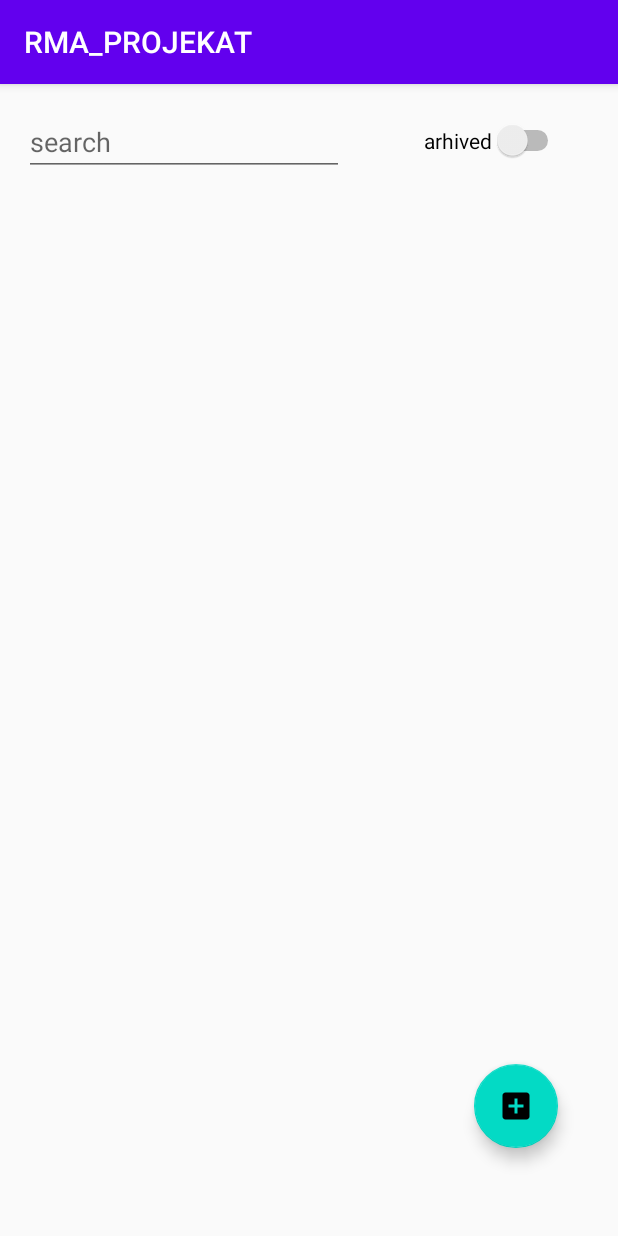
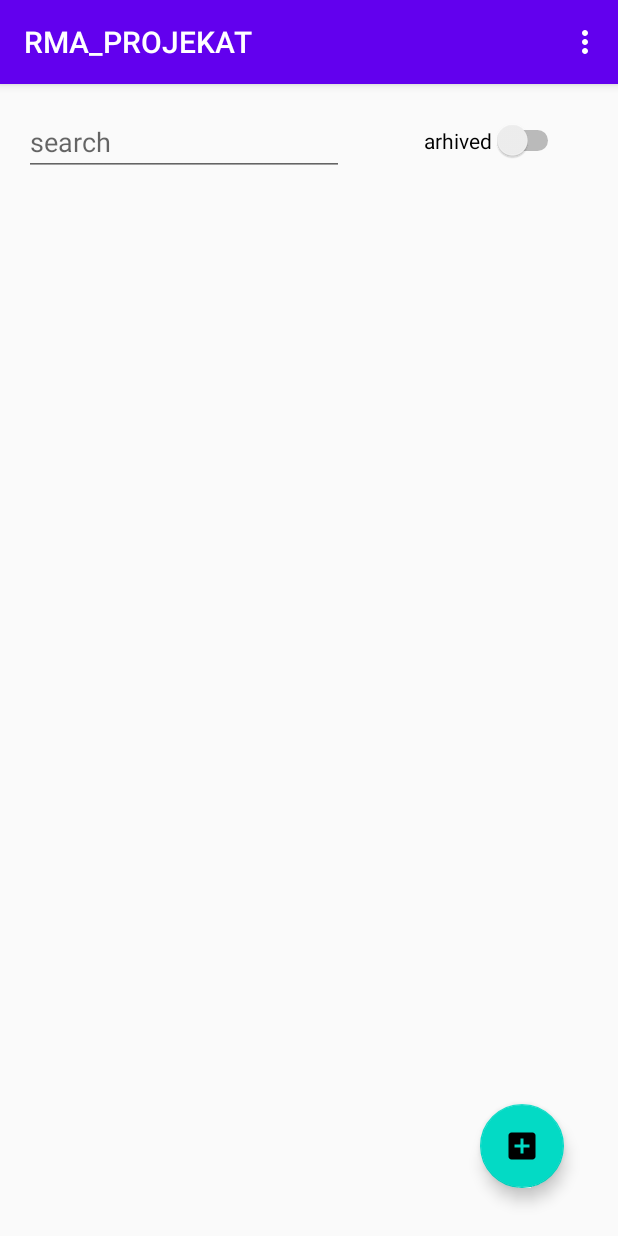
Before and after one commit to markovicv/android_project_2, an Android app: the NoteActivity screen opened directly, with no data from a screen before it, on a phone screen of 412 x 824 dp. Run offline under Robolectric (Android 15) with nearby library versions, the phone set to English and light mode, and no system bars; our stand-ins replace RxJava, Timber.

Commit message:
added navigation

```diff
--- a/app/src/main/AndroidManifest.xml
+++ b/app/src/main/AndroidManifest.xml
@@ -17,7 +17,7 @@
         <activity android:name=".presentation.view.activity.NoteActivity"/>
         <activity android:name=".presentation.view.activity.Dummy"/>
         <activity android:name=".presentation.view.activity.LoginActivity"/>
-        <activity android:name=".presentation.SplashScreenActivity"
+        <activity android:name=".presentation.view.activity.SplashScreenActivity"
             android:theme="@style/SplashTheme">
             <intent-filter>
                 <action android:name="android.intent.action.MAIN"/>
--- a/app/src/main/java/com/example/rma_projekat/data/repositories/NotesRepository.kt
+++ b/app/src/main/java/com/example/rma_projekat/data/repositories/NotesRepository.kt
@@ -12,6 +12,7 @@ interface NotesRepository {
     fun insertAll(notes: List<Note>)
     fun deleteNote(note: Note):Completable
     fun updateNote(note:Note):Completable
-    fun getByTitle(title:String):Observable<List<Note>>
+    fun getByTitleAndBody(title:String):Observable<List<Note>>
     fun getArchived():Observable<List<Note>>
+    fun getNotArchived():Observable<List<Note>>
 }
--- a/app/src/main/java/com/example/rma_projekat/data/repositories/SchedulerRepositoryImpl.kt
+++ b/app/src/main/java/com/example/rma_projekat/data/repositories/SchedulerRepositoryImpl.kt
@@ -56,7 +56,7 @@ class SchedulerRepositoryImpl(val schedulerDataSourceRemote: SchedulerDataSource
 
         return rawData.map {
             it.filter {
-                (filter.grupa == null || it.grupe.contains(filter.grupa, true)) && (filter.predmetProf == null || it.predmet.contains(filter.predmetProf, true) || it.profesor.contains(filter.predmetProf, true)) && (filter.dan == "Dan" || filter.dan.contains(it.dan, true))
+                (it.grupe.contains(filter.grupa, true)) && (it.predmet.contains(filter.predmetProf, true) || it.profesor.contains(filter.predmetProf, true)) && (filter.dan == "dan" || filter.dan.contains(it.dan, true))
             }
         }
     }
--- a/app/src/main/java/com/example/rma_projekat/presentation/contracts/NotesContract.kt
+++ b/app/src/main/java/com/example/rma_projekat/presentation/contracts/NotesContract.kt
@@ -17,7 +17,7 @@ interface NotesContract {
         fun insertNote(note: Note)
         fun deleteNote(note:Note)
         fun updateNote(note:Note)
-        fun getByTitle(title:String)
+        fun getByTitleAndBody(titleBody:String)
         fun getArhivedNotes()
     }
 }
--- a/app/src/main/java/com/example/rma_projekat/presentation/view/activity/NoteActivity.kt
+++ b/app/src/main/java/com/example/rma_projekat/presentation/view/activity/NoteActivity.kt
@@ -2,6 +2,8 @@ package com.example.rma_projekat.presentation.view.activity
 
 import android.content.Intent
 import android.os.Bundle
+import android.view.Menu
+import android.view.MenuItem
 import android.widget.Toast
 import androidx.appcompat.app.AppCompatActivity
 import androidx.core.widget.doAfterTextChanged
@@ -9,6 +11,7 @@ import androidx.lifecycle.Observer
 import androidx.recyclerview.widget.LinearLayoutManager
 import com.example.rma_projekat.R
 import com.example.rma_projekat.data.domain.Note
+import com.example.rma_projekat.presentation.Konstants
 import com.example.rma_projekat.presentation.adapter.NotesAdapter
 import com.example.rma_projekat.presentation.adapter.SchedulesAdapter
 import com.example.rma_projekat.presentation.contracts.NotesContract
@@ -30,7 +33,7 @@ class NoteActivity : AppCompatActivity(R.layout.activity_note) {
         super.onCreate(savedInstanceState)
 
         searchNotesId.doAfterTextChanged {
-            notesViewModel.getByTitle(it.toString())
+            notesViewModel.getByTitleAndBody(it.toString())
         }
 
         fabId.setOnClickListener{
@@ -49,23 +52,14 @@ class NoteActivity : AppCompatActivity(R.layout.activity_note) {
                 }
             }
         })
-        notesViewModel.insertDone.observe(this, Observer {
-            when(it){
-                is InsertNoteState.Success->{
-                    Toast.makeText(this,it.message,Toast.LENGTH_SHORT).show()
-                }
-                is InsertNoteState.Error->{
-                    Toast.makeText(this,it.message,Toast.LENGTH_SHORT).show()
-                }
-            }
-        })
+
 
 
         notesAdapter = NotesAdapter({
             notesViewModel.deleteNote(it)
         },{
             val intent = Intent(this,UpdateNoteActivity::class.java)
-            intent.putExtra("noteK",it)
+            intent.putExtra(Konstants.UPDATE_NOTE,it)
             startActivity(intent)
         },{
             if(it.isArhived){
@@ -88,7 +82,6 @@ class NoteActivity : AppCompatActivity(R.layout.activity_note) {
             else{
                 notesViewModel.getAllNotes()
             }
-            Timber.e("Shit is $isChecked")
         }
         notesRv.adapter = notesAdapter
         notesViewModel.notesState.observe(this, Observer {
@@ -111,4 +104,23 @@ class NoteActivity : AppCompatActivity(R.layout.activity_note) {
         notesViewModel.getAllNotes()
 
     }
+
+    override fun onCreateOptionsMenu(menu: Menu?): Boolean {
+        //return super.onCreateOptionsMenu(menu)
+        menuInflater.inflate(R.menu.scheduler_menu,menu)
+        return true
+    }
+    override fun onOptionsItemSelected(item: MenuItem): Boolean {
+        if(item.itemId == R.id.notesMenuId){
+            val intent = Intent(this,NoteActivity::class.java)
+            startActivity(intent)
+            finish()
+        }
+        else if(item.itemId == R.id.schedulerMenu){
+            val intent = Intent(this,SchedulerActivity::class.java)
+            startActivity(intent)
+            finish()
+        }
+        return super.onOptionsItemSelected(item)
+    }
 }
--- a/app/src/main/java/com/example/rma_projekat/presentation/viewmodel/NotesViewModel.kt
+++ b/app/src/main/java/com/example/rma_projekat/presentation/viewmodel/NotesViewModel.kt
@@ -33,7 +33,7 @@ class NotesViewModel(private val notesRepository: NotesRepository):ViewModel(),N
             .distinctUntilChanged()
             .switchMap {
                 notesRepository
-                    .getByTitle(it)
+                    .getByTitleAndBody(it)
                     .subscribeOn(Schedulers.io())
                     .observeOn(AndroidSchedulers.mainThread())
                     .doOnError {
@@ -108,7 +108,7 @@ class NotesViewModel(private val notesRepository: NotesRepository):ViewModel(),N
         subsricptions.add(subscription)
 
     }
-    override fun getByTitle(title:String){
+    override fun getByTitleAndBody(title:String){
         publishSubject.onNext(title)
 
     }
--- /dev/null
+++ b/app/src/main/res/drawable/ic_schedule_black_24dp.xml
@@ -0,0 +1,9 @@
+<vector xmlns:android="http://schemas.android.com/apk/res/android"
+        android:width="24dp"
+        android:height="24dp"
+        android:viewportWidth="24.0"
+        android:viewportHeight="24.0">
+    <path
+        android:fillColor="#FF000000"
+        android:pathData="M11.99,2C6.47,2 2,6.48 2,12s4.47,10 9.99,10C17.52,22 22,17.52 22,12S17.52,2 11.99,2zM12,20c-4.42,0 -8,-3.58 -8,-8s3.58,-8 8,-8 8,3.58 8,8 -3.58,8 -8,8zM12.5,7L11,7v6l5.25,3.15 0.75,-1.23 -4.5,-2.67z"/>
+</vector>
--- a/app/src/main/res/layout/activity_note.xml
+++ b/app/src/main/res/layout/activity_note.xml
@@ -10,25 +10,23 @@
     <androidx.recyclerview.widget.RecyclerView
         android:id="@+id/notesRv"
         android:layout_width="match_parent"
-        android:layout_height="wrap_content"
+        android:layout_height="0dp"
         app:layout_constraintBottom_toBottomOf="parent"
         app:layout_constraintTop_toBottomOf="@+id/searchNotesId"
-        app:layout_constraintVertical_bias="0.129"
         tools:layout_editor_absoluteX="-16dp">
 
 
     </androidx.recyclerview.widget.RecyclerView>
 
     <com.google.android.material.floatingactionbutton.FloatingActionButton
+        android:id="@+id/fabId"
         android:layout_width="wrap_content"
         android:layout_height="wrap_content"
-        android:id="@+id/fabId"
-        android:layout_marginEnd="40dp"
+        android:layout_marginEnd="36dp"
+        android:layout_marginBottom="32dp"
         android:src="@drawable/ic_add_box_black_24dp"
         app:layout_constraintBottom_toBottomOf="parent"
-        app:layout_constraintEnd_toEndOf="parent"
-        app:layout_constraintTop_toBottomOf="@+id/notesRv"
-        app:layout_constraintVertical_bias="0.895" />
+        app:layout_constraintEnd_toEndOf="parent" />
 
     <EditText
         android:id="@+id/searchNotesId"
--- a/app/src/main/res/menu/scheduler_menu.xml
+++ b/app/src/main/res/menu/scheduler_menu.xml
@@ -1,15 +1,21 @@
 <?xml version="1.0" encoding="utf-8"?>
 <menu xmlns:android="http://schemas.android.com/apk/res/android">
+
+    <item android:id="@+id/schedulerMenu"
+        android:title="scheduler"
+        android:icon="@drawable/ic_schedule_black_24dp"/>
 
     <item android:id="@+id/notesMenuId"
         android:title="notes"
         android:icon="@drawable/ic_note_black_24dp"/>
 
     <item android:id="@+id/statMenuId"
-        android:title="stat"
+        android:title="statistics"
         android:icon="@drawable/ic_stat"/>
 
 
 
 
+
+
 </menu>
```
Also changed, not shown: app/src/main/java/com/example/rma_projekat/data/repositories/NotesRepositoryImpl.kt (+15 -7 lines), app/src/main/java/com/example/rma_projekat/presentation/Konstants.kt (added, +9 -0 lines), app/src/main/java/com/example/rma_projekat/presentation/adapter/NotesAdapter.kt (+5 -5 lines), app/src/main/java/com/example/rma_projekat/presentation/view/activity/AddNoteActivity.kt (+12 -1 lines), app/src/main/java/com/example/rma_projekat/presentation/view/activity/LoginActivity.kt (+4 -3 lines), app/src/main/java/com/example/rma_projekat/presentation/view/activity/SchedulerActivity.kt (+23 -1 lines), app/src/main/java/com/example/rma_projekat/presentation/view/activity/SplashScreenActivity.kt (renamed from app/src/main/java/com/example/rma_projekat/presentation/SplashScreenActivity.kt, +4 -6 lines), app/src/main/java/com/example/rma_projekat/presentation/view/activity/UpdateNoteActivity.kt (+16 -1 lines).
